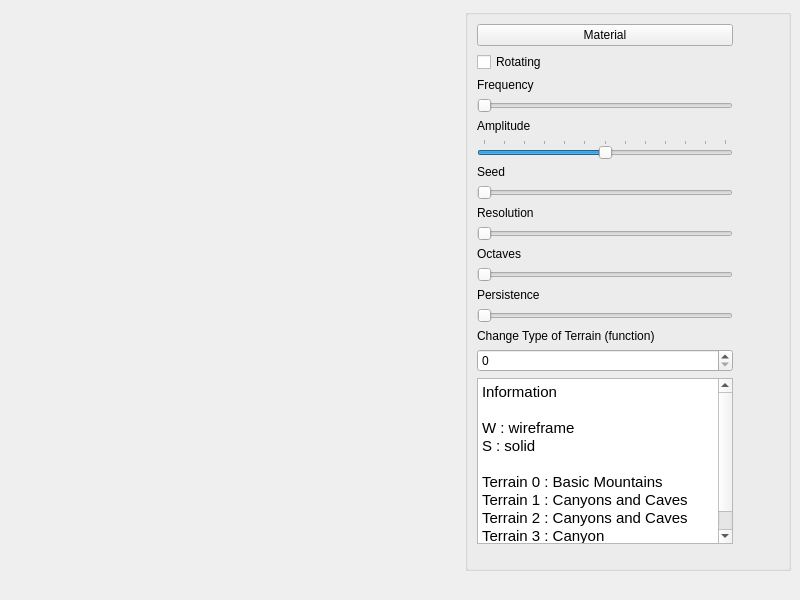
mshooter/terrain, file demo/ui/mainwindow.ui: the form before one commit.
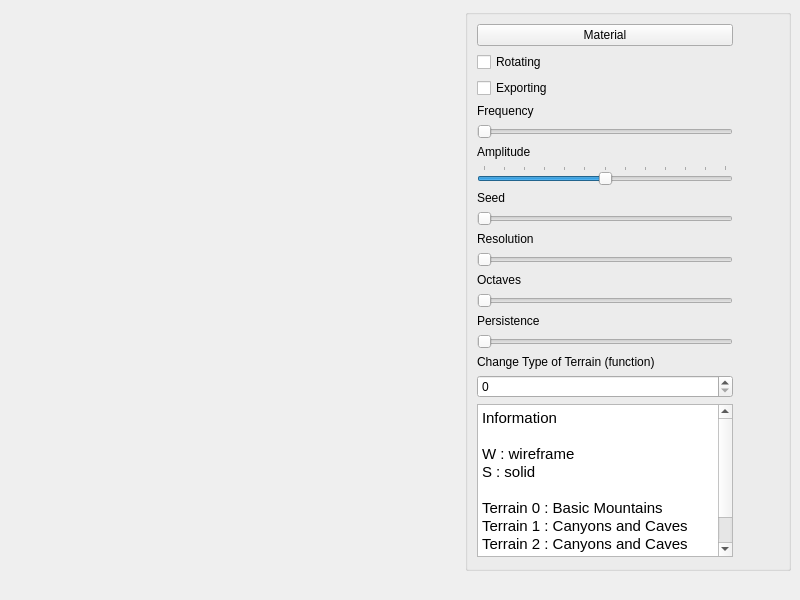
The form after the commit.

Patch:
```diff
--- a/demo/ui/mainwindow.ui
+++ b/demo/ui/mainwindow.ui
@@ -85,7 +85,7 @@
        <string/>
       </property>
       <layout class="QGridLayout" name="gridLayout_2">
-       <item row="17" column="1">
+       <item row="18" column="1">
         <widget class="QTextBrowser" name="textBrowser">
          <property name="html">
           <string>&lt;!DOCTYPE HTML PUBLIC &quot;-//W3C//DTD HTML 4.0//EN&quot; &quot;http://www.w3.org/TR/REC-html40/strict.dtd&quot;&gt;
@@ -118,14 +118,14 @@
          </property>
         </spacer>
        </item>
-       <item row="8" column="1">
+       <item row="9" column="1">
         <widget class="QLabel" name="label_4">
          <property name="text">
           <string>Resolution</string>
          </property>
         </widget>
        </item>
-       <item row="7" column="1">
+       <item row="8" column="1">
         <widget class="QSlider" name="seed">
          <property name="minimum">
           <number>1</number>
@@ -138,27 +138,27 @@
          </property>
         </widget>
        </item>
-       <item row="6" column="1">
+       <item row="7" column="1">
         <widget class="QLabel" name="label_3">
          <property name="text">
           <string>Seed </string>
          </property>
         </widget>
        </item>
-       <item row="9" column="1">
+       <item row="10" column="1">
         <widget class="QSlider" name="resolution">
          <property name="minimum">
           <number>2</number>
          </property>
          <property name="maximum">
-          <number>100</number>
+          <number>60</number>
          </property>
          <property name="orientation">
           <enum>Qt::Horizontal</enum>
          </property>
         </widget>
        </item>
-       <item row="15" column="1">
+       <item row="16" column="1">
         <widget class="QSpinBox" name="terrain">
          <property name="maximum">
           <number>4</number>
@@ -178,7 +178,7 @@
          </property>
         </widget>
        </item>
-       <item row="3" column="1">
+       <item row="4" column="1">
         <widget class="QSlider" name="frequency">
          <property name="maximum">
           <number>100</number>
@@ -191,14 +191,14 @@
          </property>
         </widget>
        </item>
-       <item row="2" column="1">
+       <item row="3" column="1">
         <widget class="QLabel" name="label">
          <property name="text">
           <string>Frequency</string>
          </property>
         </widget>
        </item>
-       <item row="5" column="1">
+       <item row="6" column="1">
         <widget class="QSlider" name="amplitude">
          <property name="enabled">
           <bool>true</bool>
@@ -226,14 +226,14 @@
          </property>
         </widget>
        </item>
-       <item row="4" column="1">
+       <item row="5" column="1">
         <widget class="QLabel" name="label_2">
          <property name="text">
           <string>Amplitude             </string>
          </property>
         </widget>
        </item>
-       <item row="18" column="1">
+       <item row="19" column="1">
         <spacer name="verticalSpacer">
          <property name="orientation">
           <enum>Qt::Vertical</enum>
@@ -253,28 +253,28 @@
          </property>
         </widget>
        </item>
-       <item row="14" column="1">
+       <item row="15" column="1">
         <widget class="QLabel" name="label_6">
          <property name="text">
           <string>Change Type of Terrain (function)</string>
          </property>
         </widget>
        </item>
-       <item row="11" column="1">
+       <item row="12" column="1">
         <widget class="QSlider" name="octaves">
          <property name="orientation">
           <enum>Qt::Horizontal</enum>
          </property>
         </widget>
        </item>
-       <item row="10" column="1">
+       <item row="11" column="1">
         <widget class="QLabel" name="label_5">
          <property name="text">
           <string>Octaves</string>
          </property>
         </widget>
        </item>
-       <item row="13" column="1">
+       <item row="14" column="1">
         <widget class="QSlider" name="persistence">
          <property name="maximum">
           <number>1000</number>
@@ -284,13 +284,20 @@
          </property>
         </widget>
        </item>
-       <item row="12" column="1">
+       <item row="13" column="1">
         <widget class="QLabel" name="label_7">
          <property name="text">
           <string>Persistence</string>
          </property>
         </widget>
        </item>
+       <item row="2" column="1">
+        <widget class="QCheckBox" name="exports">
+         <property name="text">
+          <string>Exporting</string>
+         </property>
+        </widget>
+       </item>
       </layout>
      </widget>
     </item>
```
